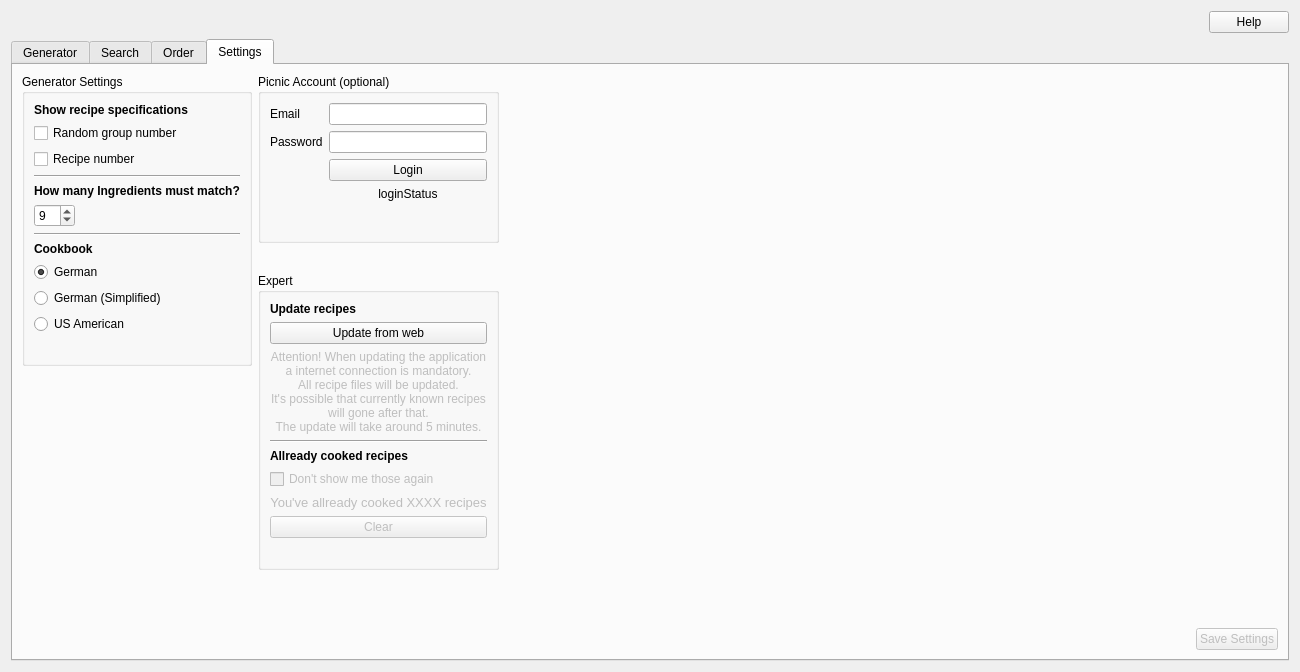
Qt form bin/form.ui (lazur2006/H3R) before a commit.
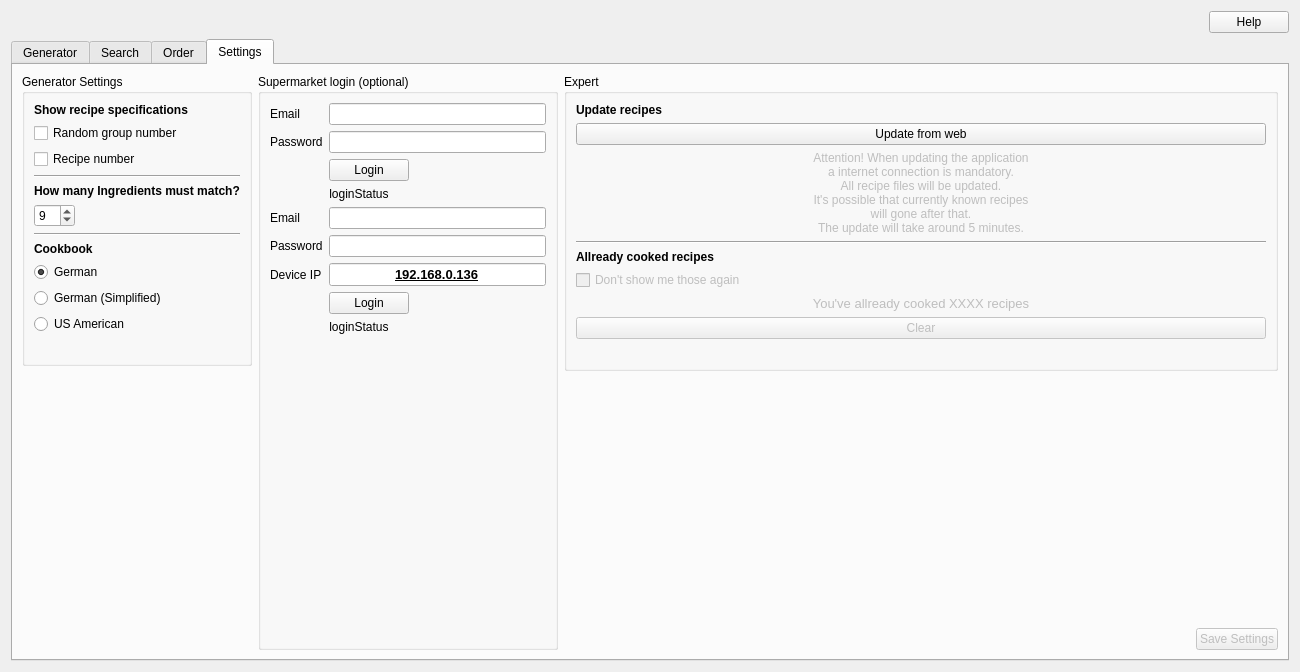
The same form after that commit. The open tabs and pages were chosen to show the change. Icons and pictures are not drawn.

Commit message:
Added rewe beta interface
beta v1

```diff
--- a/bin/form.ui
+++ b/bin/form.ui
@@ -1090,7 +1090,7 @@
          <item>
           <layout class="QVBoxLayout" name="verticalLayout_3">
            <property name="spacing">
-            <number>30</number>
+            <number>0</number>
            </property>
            <property name="topMargin">
             <number>0</number>
@@ -1104,14 +1104,14 @@
            <item>
             <widget class="QGroupBox" name="groupBox_3">
              <property name="sizePolicy">
-              <sizepolicy hsizetype="MinimumExpanding" vsizetype="MinimumExpanding">
+              <sizepolicy hsizetype="Minimum" vsizetype="Minimum">
                <horstretch>0</horstretch>
                <verstretch>0</verstretch>
               </sizepolicy>
              </property>
              <property name="minimumSize">
               <size>
-               <width>0</width>
+               <width>300</width>
                <height>0</height>
               </size>
              </property>
@@ -1122,13 +1122,104 @@
               </size>
              </property>
              <property name="title">
-              <string>Picnic Account (optional)</string>
+              <string>Supermarket login (optional)</string>
              </property>
              <layout class="QGridLayout" name="gridLayout_4">
+              <item row="1" column="0">
+               <layout class="QFormLayout" name="formLayout_5">
+                <property name="fieldGrowthPolicy">
+                 <enum>QFormLayout::ExpandingFieldsGrow</enum>
+                </property>
+                <property name="bottomMargin">
+                 <number>0</number>
+                </property>
+                <item row="0" column="0">
+                 <widget class="QLabel" name="emailLabel_4">
+                  <property name="text">
+                   <string>Email</string>
+                  </property>
+                 </widget>
+                </item>
+                <item row="0" column="1">
+                 <widget class="QLineEdit" name="reweEmail"/>
+                </item>
+                <item row="1" column="0">
+                 <widget class="QLabel" name="passwordLabel_4">
+                  <property name="text">
+                   <string>Password</string>
+                  </property>
+                 </widget>
+                </item>
+                <item row="1" column="1">
+                 <widget class="QLineEdit" name="rewePassword">
+                  <property name="sizePolicy">
+                   <sizepolicy hsizetype="Expanding" vsizetype="Maximum">
+                    <horstretch>0</horstretch>
+                    <verstretch>0</verstretch>
+                   </sizepolicy>
+                  </property>
+                 </widget>
+                </item>
+                <item row="2" column="0">
+                 <widget class="QLabel" name="deviceIPLabel">
+                  <property name="text">
+                   <string>Device IP</string>
+                  </property>
+                 </widget>
+                </item>
+                <item row="2" column="1">
+                 <widget class="QLineEdit" name="deviceIPLineEdit">
+                  <property name="font">
+                   <font>
+                    <pointsize>10</pointsize>
+                    <weight>75</weight>
+                    <bold>true</bold>
+                    <underline>true</underline>
+                   </font>
+                  </property>
+                  <property name="text">
+                   <string>192.168.0.136</string>
+                  </property>
+                  <property name="alignment">
+                   <set>Qt::AlignCenter</set>
+                  </property>
+                 </widget>
+                </item>
+                <item row="3" column="1">
+                 <widget class="QPushButton" name="reweSaveLoginData">
+                  <property name="text">
+                   <string>Login</string>
+                  </property>
+                 </widget>
+                </item>
+                <item row="4" column="1">
+                 <widget class="QLabel" name="reweLoginStatus">
+                  <property name="sizePolicy">
+                   <sizepolicy hsizetype="Minimum" vsizetype="Minimum">
+                    <horstretch>0</horstretch>
+                    <verstretch>0</verstretch>
+                   </sizepolicy>
+                  </property>
+                  <property name="text">
+                   <string>loginStatus</string>
+                  </property>
+                  <property name="alignment">
+                   <set>Qt::AlignCenter</set>
+                  </property>
+                 </widget>
+                </item>
+               </layout>
+              </item>
               <item row="0" column="0">
                <layout class="QFormLayout" name="formLayout_2">
+                <property name="fieldGrowthPolicy">
+                 <enum>QFormLayout::ExpandingFieldsGrow</enum>
+                </property>
+                <property name="rowWrapPolicy">
+                 <enum>QFormLayout::DontWrapRows</enum>
+                </property>
                 <property name="bottomMargin">
-                 <number>30</number>
+                 <number>0</number>
                 </property>
                 <item row="0" column="0">
                  <widget class="QLabel" name="emailLabel">
@@ -1148,7 +1239,14 @@
                  </widget>
                 </item>
                 <item row="1" column="1">
-                 <widget class="QLineEdit" name="picnicPassword"/>
+                 <widget class="QLineEdit" name="picnicPassword">
+                  <property name="sizePolicy">
+                   <sizepolicy hsizetype="Expanding" vsizetype="Fixed">
+                    <horstretch>0</horstretch>
+                    <verstretch>0</verstretch>
+                   </sizepolicy>
+                  </property>
+                 </widget>
                 </item>
                 <item row="2" column="1">
                  <widget class="QPushButton" name="saveLoginData">
@@ -1159,6 +1257,12 @@
                 </item>
                 <item row="3" column="1">
                  <widget class="QLabel" name="picnicLoginStatus">
+                  <property name="sizePolicy">
+                   <sizepolicy hsizetype="Minimum" vsizetype="Minimum">
+                    <horstretch>0</horstretch>
+                    <verstretch>0</verstretch>
+                   </sizepolicy>
+                  </property>
                   <property name="text">
                    <string>loginStatus</string>
                   </property>
@@ -1169,13 +1273,30 @@
                 </item>
                </layout>
               </item>
+              <item row="2" column="0">
+               <spacer name="verticalSpacer_3">
+                <property name="orientation">
+                 <enum>Qt::Vertical</enum>
+                </property>
+                <property name="sizeHint" stdset="0">
+                 <size>
+                  <width>20</width>
+                  <height>40</height>
+                 </size>
+                </property>
+               </spacer>
+              </item>
              </layout>
             </widget>
            </item>
+          </layout>
+         </item>
+         <item>
+          <layout class="QVBoxLayout" name="verticalLayout_12">
            <item>
             <widget class="QGroupBox" name="groupBox_4">
              <property name="sizePolicy">
-              <sizepolicy hsizetype="Expanding" vsizetype="Expanding">
+              <sizepolicy hsizetype="Minimum" vsizetype="Minimum">
                <horstretch>0</horstretch>
                <verstretch>0</verstretch>
               </sizepolicy>
@@ -1305,31 +1426,14 @@
             </widget>
            </item>
            <item>
-            <spacer name="verticalSpacer_5">
-             <property name="orientation">
-              <enum>Qt::Vertical</enum>
-             </property>
-             <property name="sizeHint" stdset="0">
-              <size>
-               <width>20</width>
-               <height>40</height>
-              </size>
-             </property>
-            </spacer>
-           </item>
-          </layout>
-         </item>
-         <item>
-          <layout class="QVBoxLayout" name="verticalLayout_12">
-           <item>
             <spacer name="verticalSpacer">
              <property name="orientation">
               <enum>Qt::Vertical</enum>
              </property>
              <property name="sizeHint" stdset="0">
               <size>
-               <width>20</width>
-               <height>40</height>
+               <width>0</width>
+               <height>0</height>
               </size>
              </property>
             </spacer>
```
Left out of the diff: 4 changed lines with no effect on the pictures. The commit also changes 6 other files.
